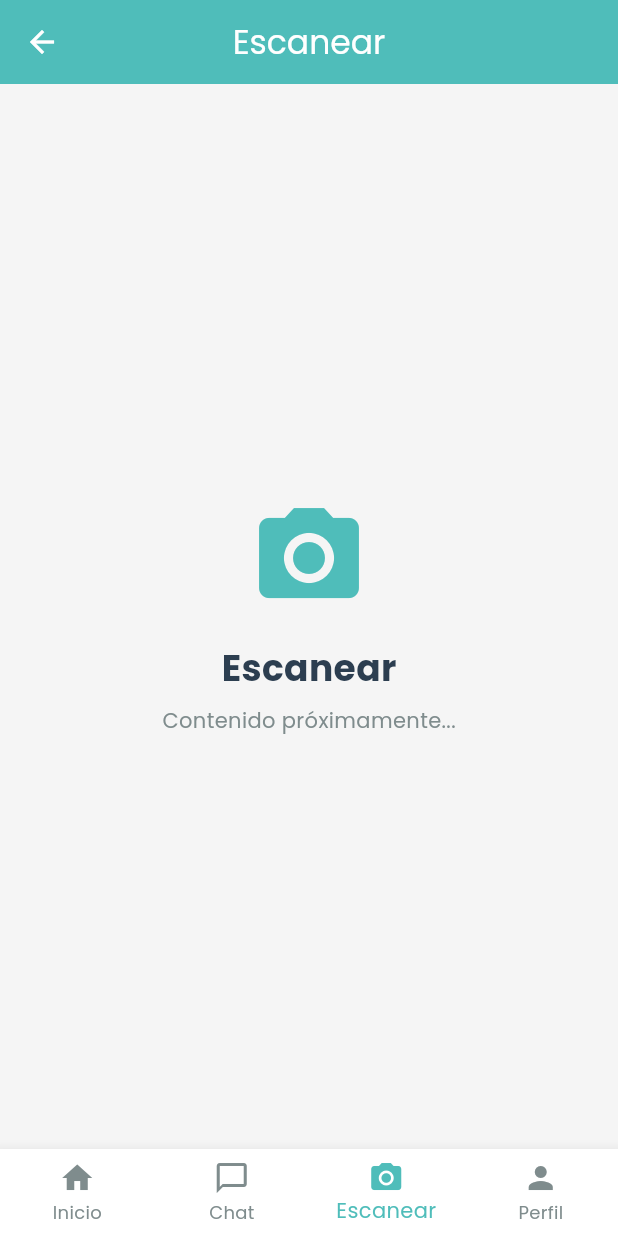
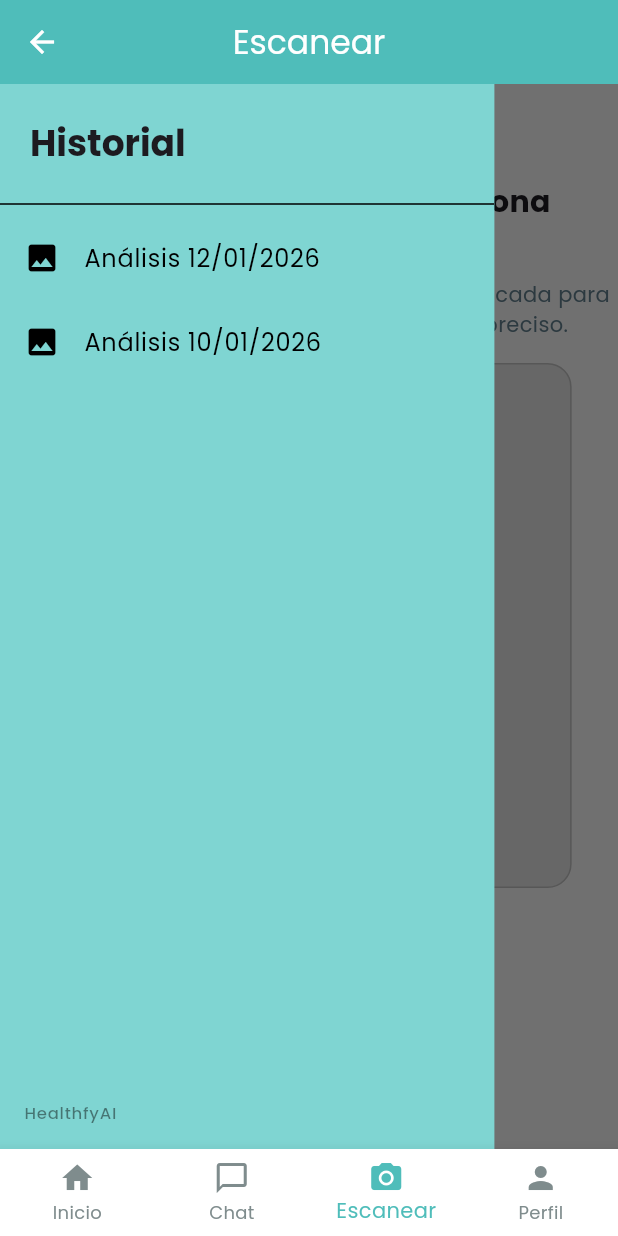
Before and after one commit to MateoMedranda/HealthfyAI, a Flutter app: the HomeView screen opened by its route, item 3 of the bottom bar chosen, with the side drawer open (before the commit the screen has no drawer), on a phone screen of 412 x 824 dp. Run offline on Flutter 3.47's test engine with Material 3 defaults, Android fonts, the phone set to English and light mode, and no system bars; our stand-ins replace google_fonts, image_picker, shared_preferences; accounts and stored records are empty.

Commit message:
Agregada pestaña para tomar foto

```diff
--- a/Frontend/lib/config/theme/app_theme.dart
+++ b/Frontend/lib/config/theme/app_theme.dart
@@ -55,6 +55,16 @@ class AppTheme {
           elevation: 2,
         ),
       ),
+      outlinedButtonTheme: OutlinedButtonThemeData(
+        style: OutlinedButton.styleFrom(
+          backgroundColor: AppColors.white,
+          foregroundColor: AppColors.textPrimary,
+          shape: RoundedRectangleBorder(
+            borderRadius: BorderRadius.circular(12),
+          ),
+          padding: const EdgeInsets.symmetric(horizontal: 24, vertical: 16),
+        )
+      ),
       bottomNavigationBarTheme: const BottomNavigationBarThemeData(
         backgroundColor: AppColors.white,
         selectedItemColor: AppColors.primary,
--- /dev/null
+++ b/Frontend/lib/controllers/photo_controller.dart
@@ -0,0 +1,20 @@
+import 'package:flutter/material.dart';
+import 'package:image_picker/image_picker.dart';
+import '../providers/photo_provider.dart';
+import '../models/photo_model.dart';
+
+class PhotoController{
+  final PhotoProvider provider;
+  final ImagePicker picker = ImagePicker();
+
+  PhotoController(this.provider);
+
+  Future<void> tomarFoto(BuildContext context) async{
+    final XFile? foto = await picker.pickImage(source: ImageSource.camera);
+
+    if(foto != null){
+      provider.takePhoto(Photo(path: foto.path, name: "Foto", description: "Foto guardada"));
+    }
+  }
+
+}
--- a/Frontend/lib/main.dart
+++ b/Frontend/lib/main.dart
@@ -1,7 +1,9 @@
 import 'package:flutter/material.dart';
 import 'package:provider/provider.dart';
+
 import 'config/theme/app_theme.dart';
 import 'controllers/auth_controller.dart';
+import 'providers/photo_provider.dart';
 import 'routes/app_routes.dart';
 import 'views/auth/login_view.dart';
 
@@ -15,7 +17,10 @@ class MyApp extends StatelessWidget {
   @override
   Widget build(BuildContext context) {
     return MultiProvider(
-      providers: [ChangeNotifierProvider(create: (_) => AuthController())],
+      providers: [
+        ChangeNotifierProvider(create: (_) => AuthController()),
+        ChangeNotifierProvider(create: (_) => PhotoProvider()),
+      ],
       child: MaterialApp(
         title: 'HealthfyAI',
         debugShowCheckedModeBanner: false,
--- /dev/null
+++ b/Frontend/lib/models/photo_model.dart
@@ -0,0 +1,7 @@
+class Photo{
+  final String path;
+  final String name;
+  final String description;
+
+  Photo({required this.path, required this.name, required this.description});
+}
--- /dev/null
+++ b/Frontend/lib/providers/photo_provider.dart
@@ -0,0 +1,13 @@
+import 'package:flutter/material.dart';
+import '../models/photo_model.dart';
+
+class PhotoProvider extends ChangeNotifier {
+  Photo? _foto;
+
+  Photo? get foto => _foto;
+
+  void takePhoto(Photo foto) {
+    _foto = foto;
+    notifyListeners();
+  }
+}
--- a/Frontend/lib/services/api_service.dart
+++ b/Frontend/lib/services/api_service.dart
@@ -4,7 +4,7 @@ import '../models/user_model.dart';
 
 class ApiService {
   // Cambia esta URL por la de tu backend
-  static const String baseUrl = 'http://localhost:8000';
+  static const String baseUrl = 'http://192.168.100.73:8000';
 
   // Registrar usuario
   Future<Map<String, dynamic>> register(UserModel user) async {
--- a/Frontend/lib/views/home/tabs/scan_tab.dart
+++ b/Frontend/lib/views/home/tabs/scan_tab.dart
@@ -1,24 +1,107 @@
 import 'package:flutter/material.dart';
+import 'package:provider/provider.dart';
 import '../../../config/theme/app_colors.dart';
 import '../../../config/theme/app_text_styles.dart';
+import '../../../controllers/photo_controller.dart';
+import '../../../providers/photo_provider.dart';
+import '../../../widgets/photo_item.dart';
+import '../../../widgets/chat_history_drawer.dart';
 
 class ScanTab extends StatelessWidget {
   const ScanTab({super.key});
 
   @override
   Widget build(BuildContext context) {
-    return Center(
-      child: Column(
-        mainAxisAlignment: MainAxisAlignment.center,
+    final provider = context.read<PhotoProvider>();
+    final controller = PhotoController(provider);
+    final photo = context.watch<PhotoProvider>().foto;
+    final hasPhoto = photo != null;
+
+    return Scaffold(
+      drawer: SizedBox(
+        width: MediaQuery.of(context).size.width * 0.80,
+        child: ScanHistoryDrawer(),
+      ),
+
+      body: Stack(
         children: [
-          Icon(Icons.camera_alt, size: 80, color: AppColors.primary),
-          const SizedBox(height: 16),
-          Text('Escanear', style: AppTextStyles.h2),
-          const SizedBox(height: 8),
-          Text(
-            'Contenido próximamente...',
-            style: AppTextStyles.bodyMedium.copyWith(
-              color: AppColors.textSecondary,
+          SingleChildScrollView(
+            child: Column(
+              mainAxisAlignment: MainAxisAlignment.center,
+              children: [
+                SizedBox(height: 64,),
+                if (!hasPhoto) ...[
+                  Text(
+                    'Toma una foto clara de la zona afectada.',
+                    textAlign: TextAlign.center,
+                    style: TextStyle(fontSize: 20, fontWeight: FontWeight.bold),
+                  ),
+                  SizedBox(height: 8),
+                  Text(
+                    'Asegúrate de que esté bien iluminada y enfocada para obtener un análisis dermatológico más preciso.',
+                    textAlign: TextAlign.center,
+                    style: TextStyle(fontSize: 14, color: Colors.blueGrey),
+                  ),
+                  SizedBox(height: 16),
+                ],
+                BigPhotoBox(),
+                SizedBox(height: 16),
+                if (hasPhoto) ...[
+                  Container(
+                    padding: const EdgeInsets.all(16),
+                    margin: const EdgeInsets.symmetric(horizontal: 24),
+                    decoration: BoxDecoration(
+                      color: Colors.grey.shade100,
+                      borderRadius: BorderRadius.circular(12),
+                    ),
+                    child:Column(
+                      children: [
+                        Text(
+                          'Análisis Preliminar',
+                          textAlign: TextAlign.center,
+                          style: TextStyle(fontSize: 20, fontWeight: FontWeight.bold),
+                        ),
+                        Text(
+                              'La imagen muestra una posible irritación cutánea. '
+                              'Se recomienda evitar la exposición directa al sol y '
+                              'consultar a un dermatólogo si los síntomas persisten.',
+                          textAlign: TextAlign.center,
+                          style: TextStyle(fontSize: 14),
+                        ),
+                      ],
+                    ),
+                  ),
+                  SizedBox(height: 10),
+                ],
+                if (hasPhoto) ...[
+                  OutlinedButton.icon(
+                    onPressed: () {
+                      // aquí navegas al chatbot
+                    },
+                    icon: const Icon(Icons.chat),
+                    label: const Text('Iniciar chatbot médico'),
+                  ),
+                  SizedBox(height: 12),
+                ],
+                ElevatedButton.icon(
+                  onPressed: () => controller.tomarFoto(context),
+                  icon: Icon(Icons.camera),
+                  label: Text(hasPhoto ? 'Tomar otra foto' : 'Tomar foto'),
+                ),
+                SizedBox(height: 16),
+              ],
+            ),
+          ),
+          Positioned(
+            top: 12,
+            left: 12,
+            child: Builder(
+              builder: (context) => IconButton(
+                icon: const Icon(Icons.menu, size: 28),
+                onPressed: () {
+                  Scaffold.of(context).openDrawer();
+                },
+              ),
             ),
           ),
         ],
--- /dev/null
+++ b/Frontend/lib/widgets/chat_history_drawer.dart
@@ -0,0 +1,46 @@
+import 'package:flutter/material.dart';
+import '../../../config/theme/app_colors.dart';
+
+class ScanHistoryDrawer extends StatelessWidget {
+  const ScanHistoryDrawer({super.key});
+
+  @override
+  Widget build(BuildContext context) {
+    return Drawer(
+      shape: const RoundedRectangleBorder(
+        borderRadius: BorderRadius.zero,
+      ),
+      backgroundColor: AppColors.primaryLight,
+      child: SafeArea(
+        child: Column(
+          crossAxisAlignment: CrossAxisAlignment.start,
+          children: [
+            // 🔹 HEADER
+            Padding(
+              padding: const EdgeInsets.fromLTRB(20, 24, 20, 16),
+              child: Text(
+                'Historial',
+                style: Theme.of(context).textTheme.headlineSmall?.copyWith(
+                  fontWeight: FontWeight.bold,
+                ),
+              ),
+            ),
+            const Divider(thickness: 1),
+            ListTile( leading: const Icon(Icons.image), title: const Text('Análisis 12/01/2026'), onTap: () => Navigator.pop(context), ),
+            ListTile( leading: const Icon(Icons.image), title: const Text('Análisis 10/01/2026'), onTap: () => Navigator.pop(context), ),
+            const Spacer(),
+            Padding(
+              padding: const EdgeInsets.all(16),
+              child: Text(
+                'HealthfyAI',
+                style: Theme.of(context).textTheme.labelSmall?.copyWith(
+                  color: Colors.black45,
+                ),
+              ),
+            ),
+          ],
+        ),
+      ),
+    );
+  }
+}
--- /dev/null
+++ b/Frontend/lib/widgets/photo_item.dart
@@ -0,0 +1,42 @@
+import 'dart:io';
+import 'package:flutter/material.dart';
+import 'package:provider/provider.dart';
+import '../providers/photo_provider.dart';
+
+class BigPhotoBox extends StatelessWidget {
+  const BigPhotoBox({super.key});
+
+  @override
+  Widget build(BuildContext context) {
+    final photo = context.watch<PhotoProvider>().foto;
+
+    return Container(
+      width: MediaQuery.of(context).size.width * 0.85,
+      height: 350,
+      decoration: BoxDecoration(
+        color: Colors.grey.shade300,
+        borderRadius: BorderRadius.circular(16),
+        border: Border.all(color: Colors.grey.shade400),
+      ),
+      child: photo == null
+          ? const Center(
+        child: Icon(
+          Icons.camera_alt,
+          size: 60,
+          color: Colors.grey,
+        ),
+      )
+          : ClipRRect(
+        borderRadius: BorderRadius.circular(16),
+        child: InteractiveViewer(
+          child: Image.file(
+            File(photo.path),
+            fit: BoxFit.cover,
+            width: double.infinity,
+            height: double.infinity,
+          ),
+        ),
+      ),
+    );
+  }
+}
--- a/Frontend/pubspec.yaml
+++ b/Frontend/pubspec.yaml
@@ -30,6 +30,9 @@ environment:
 dependencies:
   flutter:
     sdk: flutter
+  image_picker: ^1.2.1
+
+
 
   # The following adds the Cupertino Icons font to your application.
   # Use with the CupertinoIcons class for iOS style icons.
```
Also changed, not shown: Frontend/pubspec.lock, 5 other files.
